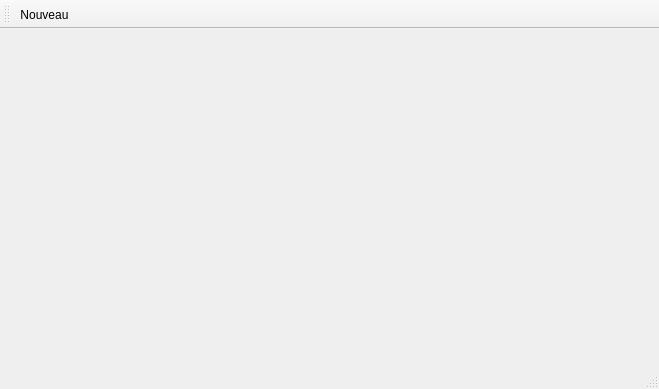
Jirachi/Nyuu, file mainwindow.ui: the form before one commit.
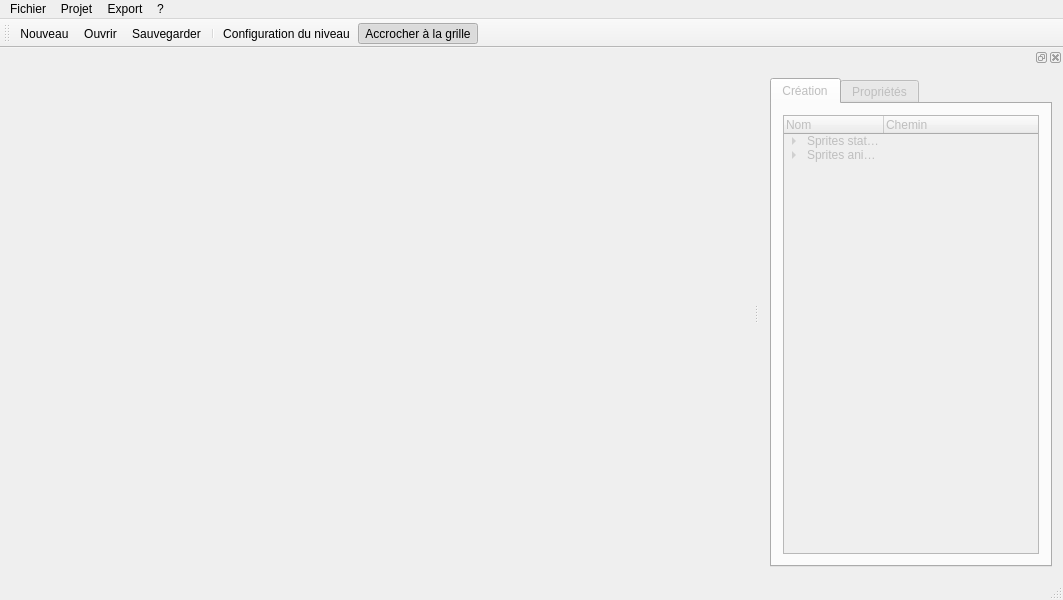
The form after the commit. Icons and pictures are not drawn. Custom widgets are drawn as their Qt base class.

```diff
--- a/mainwindow.ui
+++ b/mainwindow.ui
@@ -6,26 +6,76 @@
    <rect>
     <x>0</x>
     <y>0</y>
-    <width>659</width>
-    <height>389</height>
+    <width>1063</width>
+    <height>600</height>
    </rect>
   </property>
   <property name="windowTitle">
    <string>MainWindow</string>
   </property>
-  <widget class="QWidget" name="centralWidget"/>
+  <property name="windowIcon">
+   <iconset resource="Resources.qrc">
+    <normaloff>:/App/Resources/NyuuLogo2.png</normaloff>:/App/Resources/NyuuLogo2.png</iconset>
+  </property>
+  <property name="toolButtonStyle">
+   <enum>Qt::ToolButtonTextUnderIcon</enum>
+  </property>
+  <widget class="QWidget" name="centralWidget">
+   <layout class="QGridLayout" name="gridLayout_2">
+    <item row="0" column="0">
+     <widget class="CRenderWidget" name="renderWidget" native="true"/>
+    </item>
+   </layout>
+  </widget>
   <widget class="QMenuBar" name="menuBar">
    <property name="geometry">
     <rect>
      <x>0</x>
      <y>0</y>
-     <width>659</width>
+     <width>1063</width>
      <height>19</height>
     </rect>
    </property>
+   <widget class="QMenu" name="menuFichier">
+    <property name="title">
+     <string>Fichier</string>
+    </property>
+    <addaction name="actionNouveau"/>
+    <addaction name="actionOuvrir"/>
+    <addaction name="actionSauvegarder"/>
+    <addaction name="separator"/>
+    <addaction name="actionQuitter"/>
+   </widget>
+   <widget class="QMenu" name="menuProjet">
+    <property name="title">
+     <string>Projet</string>
+    </property>
+    <addaction name="actionD_finir_le_chemin_du_projet"/>
+    <addaction name="actionRecharger_les_objets_textures"/>
+   </widget>
+   <widget class="QMenu" name="menuExport">
+    <property name="title">
+     <string>Export</string>
+    </property>
+    <addaction name="actionG_n_rer_les_fichiers_client"/>
+    <addaction name="actionG_n_rer_les_fichiers_serveur"/>
+   </widget>
+   <widget class="QMenu" name="menu">
+    <property name="title">
+     <string>?</string>
+    </property>
+    <addaction name="actionA_propos"/>
+   </widget>
+   <addaction name="menuFichier"/>
+   <addaction name="menuProjet"/>
+   <addaction name="menuExport"/>
+   <addaction name="menu"/>
   </widget>
   <widget class="QStatusBar" name="statusBar"/>
   <widget class="QToolBar" name="toolBar">
+   <property name="enabled">
+    <bool>true</bool>
+   </property>
    <property name="windowTitle">
     <string>toolBar</string>
    </property>
@@ -36,14 +86,231 @@
     <bool>false</bool>
    </attribute>
    <addaction name="actionNouveau"/>
+   <addaction name="actionOuvrir"/>
+   <addaction name="actionSauvegarder"/>
+   <addaction name="separator"/>
+   <addaction name="actionConfiguration_du_niveau"/>
+   <addaction name="actionAccrocher_la_grille"/>
+  </widget>
+  <widget class="QDockWidget" name="dock_Toolset">
+   <property name="enabled">
+    <bool>false</bool>
+   </property>
+   <attribute name="dockWidgetArea">
+    <number>2</number>
+   </attribute>
+   <widget class="QWidget" name="dockWidgetContents_3">
+    <layout class="QGridLayout" name="gridLayout">
+     <item row="0" column="0">
+      <widget class="QTabWidget" name="tabInspector">
+       <property name="minimumSize">
+        <size>
+         <width>211</width>
+         <height>0</height>
+        </size>
+       </property>
+       <property name="tabShape">
+        <enum>QTabWidget::Rounded</enum>
+       </property>
+       <property name="currentIndex">
+        <number>0</number>
+       </property>
+       <property name="documentMode">
+        <bool>false</bool>
+       </property>
+       <property name="tabsClosable">
+        <bool>false</bool>
+       </property>
+       <widget class="QWidget" name="tab">
+        <attribute name="title">
+         <string>Création</string>
+        </attribute>
+        <layout class="QGridLayout" name="gridLayout_3">
+         <item row="0" column="0">
+          <widget class="QTreeWidget" name="treeWidget">
+           <property name="editTriggers">
+            <set>QAbstractItemView::NoEditTriggers</set>
+           </property>
+           <property name="dragEnabled">
+            <bool>true</bool>
+           </property>
+           <column>
+            <property name="text">
+             <string>Nom</string>
+            </property>
+           </column>
+           <column>
+            <property name="text">
+             <string>Chemin</string>
+            </property>
+           </column>
+           <item>
+            <property name="text">
+             <string>Sprites statiques</string>
+            </property>
+            <item>
+             <property name="text">
+              <string>Nouveau sous-élément</string>
+             </property>
+            </item>
+           </item>
+           <item>
+            <property name="text">
+             <string>Sprites animés</string>
+            </property>
+            <item>
+             <property name="text">
+              <string>Nouveau sous-élément</string>
+             </property>
+            </item>
+           </item>
+          </widget>
+         </item>
+        </layout>
+       </widget>
+       <widget class="QWidget" name="tab_2">
+        <attribute name="title">
+         <string>Propriétés</string>
+        </attribute>
+        <layout class="QGridLayout" name="gridLayout_4">
+         <item row="0" column="0">
+          <widget class="QTableWidget" name="tableWidget">
+           <column>
+            <property name="text">
+             <string>Propriété</string>
+            </property>
+           </column>
+           <column>
+            <property name="text">
+             <string>Valeur</string>
+            </property>
+           </column>
+          </widget>
+         </item>
+        </layout>
+       </widget>
+      </widget>
+     </item>
+    </layout>
+   </widget>
   </widget>
   <action name="actionNouveau">
    <property name="text">
     <string>Nouveau</string>
    </property>
+   <property name="shortcut">
+    <string>Ctrl+N</string>
+   </property>
+  </action>
+  <action name="actionOuvrir">
+   <property name="icon">
+    <iconset resource="Resources.qrc">
+     <normaloff>:/Icons/Resources/Icons/ic_folder_red.png</normaloff>:/Icons/Resources/Icons/ic_folder_red.png</iconset>
+   </property>
+   <property name="text">
+    <string>Ouvrir</string>
+   </property>
+   <property name="shortcut">
+    <string>Ctrl+O</string>
+   </property>
+  </action>
+  <action name="actionSauvegarder">
+   <property name="icon">
+    <iconset resource="Resources.qrc">
+     <normaloff>:/Icons/Resources/Icons/ic_save.png</normaloff>:/Icons/Resources/Icons/ic_save.png</iconset>
+   </property>
+   <property name="text">
+    <string>Sauvegarder</string>
+   </property>
+   <property name="shortcut">
+    <string>Ctrl+S</string>
+   </property>
+  </action>
+  <action name="actionConfiguration_du_niveau">
+   <property name="enabled">
+    <bool>true</bool>
+   </property>
+   <property name="icon">
+    <iconset resource="Resources.qrc">
+     <normaloff>:/Icons/Resources/Icons/ic_document_settings.png</normaloff>:/Icons/Resources/Icons/ic_document_settings.png</iconset>
+   </property>
+   <property name="text">
+    <string>Configuration du niveau</string>
+   </property>
+  </action>
+  <action name="actionQuitter">
+   <property name="icon">
+    <iconset resource="Resources.qrc">
+     <normaloff>:/Icons/Resources/Icons/ic_power.png</normaloff>:/Icons/Resources/Icons/ic_power.png</iconset>
+   </property>
+   <property name="text">
+    <string>Quitter</string>
+   </property>
+  </action>
+  <action name="actionD_finir_le_chemin_du_projet">
+   <property name="icon">
+    <iconset resource="Resources.qrc">
+     <normaloff>:/Icons/Resources/Icons/ic_drawer.png</normaloff>:/Icons/Resources/Icons/ic_drawer.png</iconset>
+   </property>
+   <property name="text">
+    <string>Définir le chemin du projet</string>
+   </property>
+  </action>
+  <action name="actionRecharger_les_objets_textures">
+   <property name="icon">
+    <iconset resource="Resources.qrc">
+     <normaloff>:/Icons/Resources/Icons/ic_refresh.png</normaloff>:/Icons/Resources/Icons/ic_refresh.png</iconset>
+   </property>
+   <property name="text">
+    <string>Recharger les objets/textures</string>
+   </property>
+  </action>
+  <action name="actionAccrocher_la_grille">
+   <property name="checkable">
+    <bool>true</bool>
+   </property>
+   <property name="checked">
+    <bool>true</bool>
+   </property>
+   <property name="icon">
+    <iconset resource="Resources.qrc">
+     <normaloff>:/Icons/Resources/Icons/ic_grid.png</normaloff>:/Icons/Resources/Icons/ic_grid.png</iconset>
+   </property>
+   <property name="text">
+    <string>Accrocher à la grille</string>
+   </property>
+  </action>
+  <action name="actionG_n_rer_les_fichiers_client">
+   <property name="text">
+    <string>Générer les fichiers client</string>
+   </property>
+  </action>
+  <action name="actionG_n_rer_les_fichiers_serveur">
+   <property name="text">
+    <string>Générer les fichiers serveur</string>
+   </property>
+  </action>
+  <action name="actionA_propos">
+   <property name="icon">
+    <iconset resource="Resources.qrc">
+     <normaloff>:/Icons/Resources/Icons/ic_ghost_bwaah.png</normaloff>:/Icons/Resources/Icons/ic_ghost_bwaah.png</iconset>
+   </property>
+   <property name="text">
+    <string>A propos...</string>
+   </property>
   </action>
  </widget>
  <layoutdefault spacing="6" margin="11"/>
- <resources/>
+ <customwidgets>
+  <customwidget>
+   <class>CRenderWidget</class>
+   <extends>QWidget</extends>
+   <header>CRenderWidget.h</header>
+   <container>1</container>
+  </customwidget>
+ </customwidgets>
+ <resources>
+  <include location="Resources.qrc"/>
+ </resources>
  <connections/>
 </ui>
```
Left out of the diff: 6 changed lines with no effect on the pictures.
